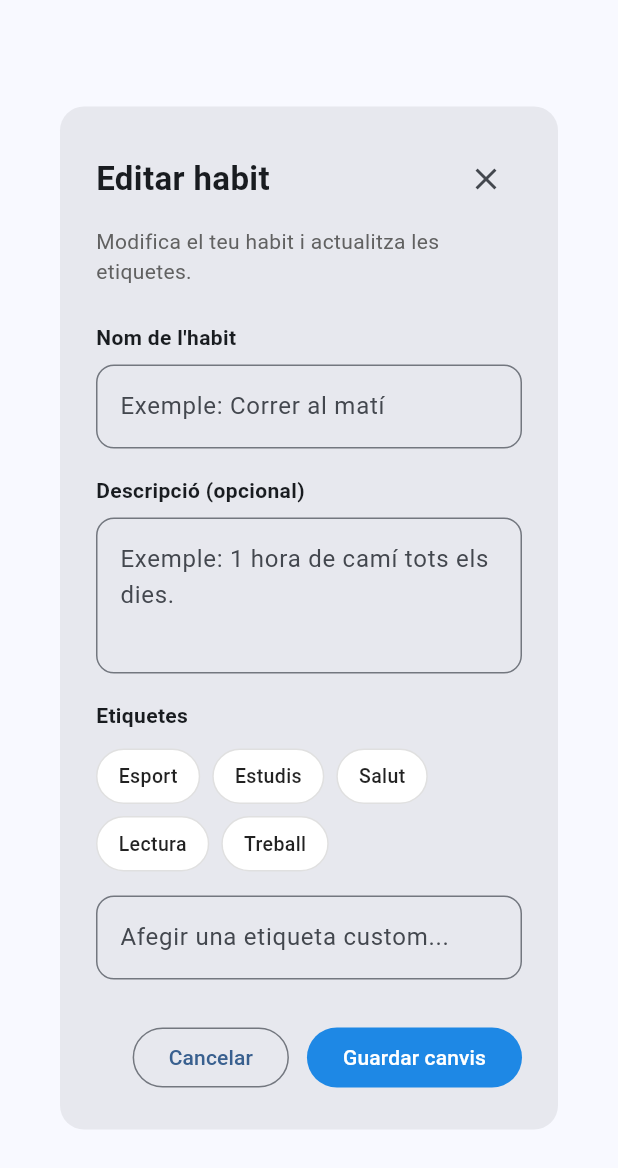
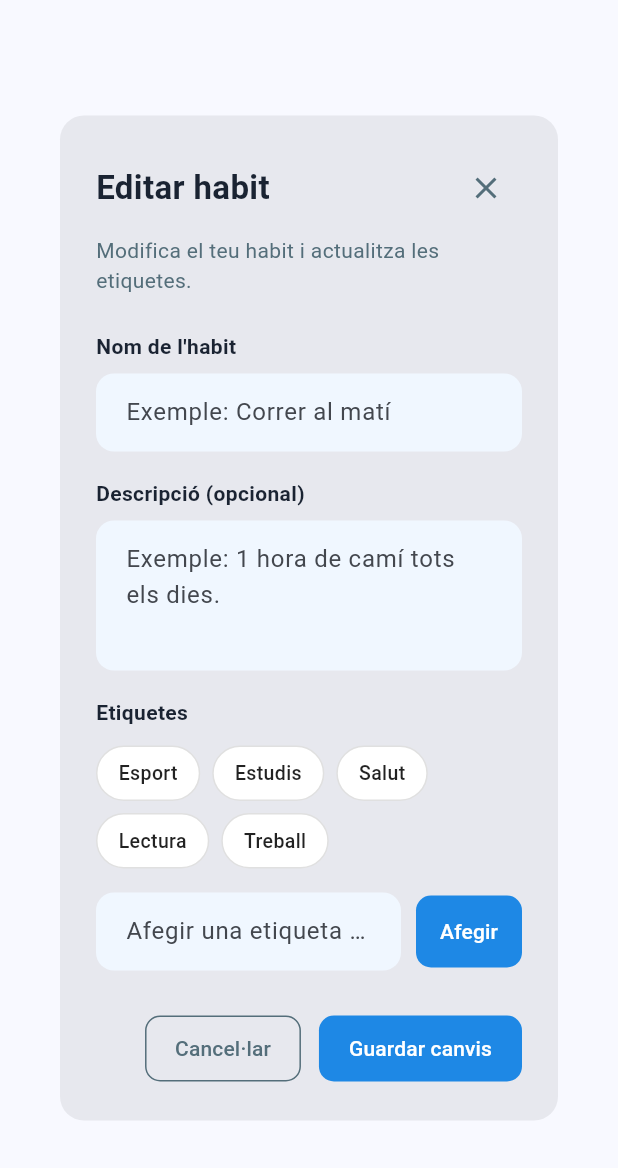
Before and after one commit to DenisFV05/Flow-Tracker, a Flutter app: the Editarhabit widget shown alone on an empty page, opened directly with empty values, on a phone screen of 412 x 824 dp. Shown: the top 1168 px of the screen. Run offline on Flutter 3.47's test engine with Material 3 defaults, Android fonts, the phone set to English and light mode, and no system bars; our stand-ins replace file_picker, fl_chart, shared_preferences, sidebarx; accounts and stored records are empty; network calls fail.

Commit message:
habit fix

```diff
--- a/frontend/frontend/lib/views/editarHabit.dart
+++ b/frontend/frontend/lib/views/editarHabit.dart
@@ -38,17 +38,21 @@ class EditarhabitFormState extends State<Editarhabit> {
   ];
 
   String? selectedTag;
+  final List<String> _customTags = [];
 
   @override
   void initState() {
     super.initState();
 
-    // Cargar datos actuales del hábito
     _nameController.text = widget.initialName;
     _descripcioController.text = widget.initialDescription;
 
-    if (widget.initialTags.isNotEmpty) {
-      selectedTag = widget.initialTags.first;
+    for (final tag in widget.initialTags) {
+      if (defaultTags.contains(tag)) {
+        selectedTag = tag;
+      } else {
+        _customTags.add(tag);
+      }
     }
   }
 
@@ -58,6 +62,22 @@ class EditarhabitFormState extends State<Editarhabit> {
     _descripcioController.dispose();
     _customTagController.dispose();
     super.dispose();
+  }
+
+  void _addCustomTag() {
+    final tag = _customTagController.text.trim();
+    if (tag.isEmpty) return;
+    if (_customTags.contains(tag)) return;
+    setState(() {
+      _customTags.add(tag);
+      _customTagController.clear();
+    });
+  }
+
+  void _removeCustomTag(String tag) {
+    setState(() {
+      _customTags.remove(tag);
+    });
   }
 
   Future<void> _editarHabit() async {
@@ -71,9 +91,7 @@ class EditarhabitFormState extends State<Editarhabit> {
         tags.add(selectedTag!);
       }
 
-      if (_customTagController.text.trim().isNotEmpty) {
-        tags.add(_customTagController.text.trim());
-      }
+      tags.addAll(_customTags);
 
       try {
         await context.read<HabitProvider>().editHabit(
@@ -103,7 +121,7 @@ class EditarhabitFormState extends State<Editarhabit> {
     return GestureDetector(
       onTap: () {
         setState(() {
-          selectedTag = tag;
+          selectedTag = isSelected ? null : tag;
         });
       },
       child: Container(
@@ -113,7 +131,7 @@ class EditarhabitFormState extends State<Editarhabit> {
           borderRadius: BorderRadius.circular(20),
           border: Border.all(
             color: isSelected
-                ? AppTheme.white
+                ? AppTheme.primary
                 : Colors.grey.shade300,
           ),
         ),
@@ -122,9 +140,7 @@ class EditarhabitFormState extends State<Editarhabit> {
           style: TextStyle(
             fontSize: 13,
             fontWeight: FontWeight.w500,
-            color: isSelected
-                ? AppTheme.white
-                : Colors.black87,
+            color: isSelected ? Colors.white : Colors.black87,
           ),
         ),
       ),
@@ -146,7 +162,6 @@ class EditarhabitFormState extends State<Editarhabit> {
               mainAxisSize: MainAxisSize.min,
               crossAxisAlignment: CrossAxisAlignment.start,
               children: [
-                /// Header
                 Row(
                   mainAxisAlignment: MainAxisAlignment.spaceBetween,
                   children: [
@@ -155,11 +170,12 @@ class EditarhabitFormState extends State<Editarhabit> {
                       style: TextStyle(
                         fontSize: 22,
                         fontWeight: FontWeight.bold,
+                        color: AppTheme.textPrimary,
                       ),
                     ),
                     IconButton(
                       onPressed: () => Navigator.pop(context),
-                      icon: const Icon(Icons.close),
+                      icon: const Icon(Icons.close, color: AppTheme.textSecondary),
                     ),
                   ],
                 ),
@@ -170,22 +186,17 @@ class EditarhabitFormState extends State<Editarhabit> {
                   'Modifica el teu habit i actualitza les etiquetes.',
                   style: TextStyle(
                     fontSize: 14,
-                    color: Colors.grey.shade700,
+                    color: AppTheme.textSecondary,
                   ),
                 ),
 
                 const SizedBox(height: 24),
 
-                /// Nombre
                 const Text(
                   "Nom de l'habit",
-                  style: TextStyle(
-                    fontWeight: FontWeight.w600,
+                  style: TextStyle(fontWeight: FontWeight.w600, color: AppTheme.textPrimary),
                 ),
-                ),
-
                 const SizedBox(height: 8),
-
                 TextFormField(
                   controller: _nameController,
                   validator: (value) {
@@ -196,53 +207,44 @@ class EditarhabitFormState extends State<Editarhabit> {
                   },
                   decoration: InputDecoration(
                     hintText: 'Exemple: Correr al matí',
+                    filled: true,
+                    fillColor: AppTheme.background,
                     border: OutlineInputBorder(
                       borderRadius: BorderRadius.circular(12),
+                      borderSide: BorderSide.none,
                     ),
-                    focusedBorder: OutlineInputBorder(
-                      borderRadius: BorderRadius.circular(12),
-                      borderSide: const BorderSide(
-                        color: Color(0xFF4FD1B5),
-                        width: 2,
-                      ),
-                    ),
+                    contentPadding: const EdgeInsets.symmetric(horizontal: 16, vertical: 14),
                   ),
                 ),
 
                 const SizedBox(height: 18),
 
-                /// Descripción
                 const Text(
                   'Descripció (opcional)',
-                  style: TextStyle(
-                    fontWeight: FontWeight.w600,
+                  style: TextStyle(fontWeight: FontWeight.w600, color: AppTheme.textPrimary),
                 ),
-                ),
-
                 const SizedBox(height: 8),
-
                 TextFormField(
                   controller: _descripcioController,
                   maxLines: 3,
                   decoration: InputDecoration(
-                    hintText:
-                        'Exemple: 1 hora de camí tots els dies.',
+                    hintText: 'Exemple: 1 hora de camí tots els dies.',
+                    filled: true,
+                    fillColor: AppTheme.background,
                     border: OutlineInputBorder(
                       borderRadius: BorderRadius.circular(12),
+                      borderSide: BorderSide.none,
                     ),
+                    contentPadding: const EdgeInsets.symmetric(horizontal: 16, vertical: 14),
                   ),
                 ),
 
                 const SizedBox(height: 18),
 
-                /// Tags
                 const Text(
                   'Etiquetes',
-                  style: TextStyle(
-                    fontWeight: FontWeight.w600,
+                  style: TextStyle(fontWeight: FontWeight.w600, color: AppTheme.textPrimary),
                 ),
-                ),
-
                 const SizedBox(height: 12),
 
                 Wrap(
@@ -255,26 +257,73 @@ class EditarhabitFormState extends State<Editarhabit> {
 
                 const SizedBox(height: 16),
 
-                /// Custom tag
-                TextFormField(
+                Row(
+                  children: [
+                    Expanded(
+                      child: TextFormField(
                         controller: _customTagController,
                         decoration: InputDecoration(
                           hintText: 'Afegir una etiqueta custom...',
+                          filled: true,
+                          fillColor: AppTheme.background,
                           border: OutlineInputBorder(
                             borderRadius: BorderRadius.circular(12),
+                            borderSide: BorderSide.none,
+                          ),
+                          contentPadding: const EdgeInsets.symmetric(horizontal: 16, vertical: 14),
                         ),
                       ),
                     ),
+                    const SizedBox(width: 10),
+                    ElevatedButton(
+                      onPressed: _addCustomTag,
+                      style: ElevatedButton.styleFrom(
+                        backgroundColor: AppTheme.primary,
+                        foregroundColor: Colors.white,
+                        elevation: 0,
+                        padding: const EdgeInsets.symmetric(horizontal: 16, vertical: 14),
+                        shape: RoundedRectangleBorder(
+                          borderRadius: BorderRadius.circular(10),
+                        ),
+                      ),
+                      child: const Text('Afegir'),
+                    ),
+                  ],
+                ),
+
+                if (_customTags.isNotEmpty) ...[
+                  const SizedBox(height: 12),
+                  Wrap(
+                    spacing: 8,
+                    runSpacing: 6,
+                    children: _customTags.map((tag) => Chip(
+                      label: Text(tag, style: const TextStyle(fontSize: 13, color: Colors.white)),
+                      backgroundColor: AppTheme.primary,
+                      deleteIcon: const Icon(Icons.close, size: 16, color: Colors.white),
+                      onDeleted: () => _removeCustomTag(tag),
+                      materialTapTargetSize: MaterialTapTargetSize.shrinkWrap,
+                      visualDensity: VisualDensity.compact,
+                      padding: const EdgeInsets.symmetric(horizontal: 4),
+                    )).toList(),
+                  ),
+                ],
 
                 const SizedBox(height: 28),
 
-                /// Botones
                 Row(
                   mainAxisAlignment: MainAxisAlignment.end,
                   children: [
                     OutlinedButton(
                       onPressed: () => Navigator.pop(context),
-                      child: const Text('Cancelar'),
+                      style: OutlinedButton.styleFrom(
+                        foregroundColor: AppTheme.textSecondary,
+                        side: const BorderSide(color: AppTheme.textSecondary),
+                        shape: RoundedRectangleBorder(
+                          borderRadius: BorderRadius.circular(10),
+                        ),
+                        padding: const EdgeInsets.symmetric(horizontal: 20, vertical: 12),
+                      ),
+                      child: const Text('Cancel·lar'),
                     ),
 
                     const SizedBox(width: 12),
@@ -282,14 +331,15 @@ class EditarhabitFormState extends State<Editarhabit> {
                     ElevatedButton(
                       onPressed: _editarHabit,
                       style: ElevatedButton.styleFrom(
-                        backgroundColor:
-                           AppTheme.primary ,
+                        backgroundColor: AppTheme.primary,
                         foregroundColor: Colors.white,
                         elevation: 0,
+                        padding: const EdgeInsets.symmetric(horizontal: 20, vertical: 12),
+                        shape: RoundedRectangleBorder(
+                          borderRadius: BorderRadius.circular(10),
                         ),
-                      child: const Text(
-                        'Guardar canvis',
                       ),
+                      child: const Text('Guardar canvis'),
                     ),
                   ],
                 ),
```
Also changed, not shown: frontend/frontend/lib/views/crearHabit.dart (+76 -25 lines). Lines whose indentation alone changed are shown as unchanged.
